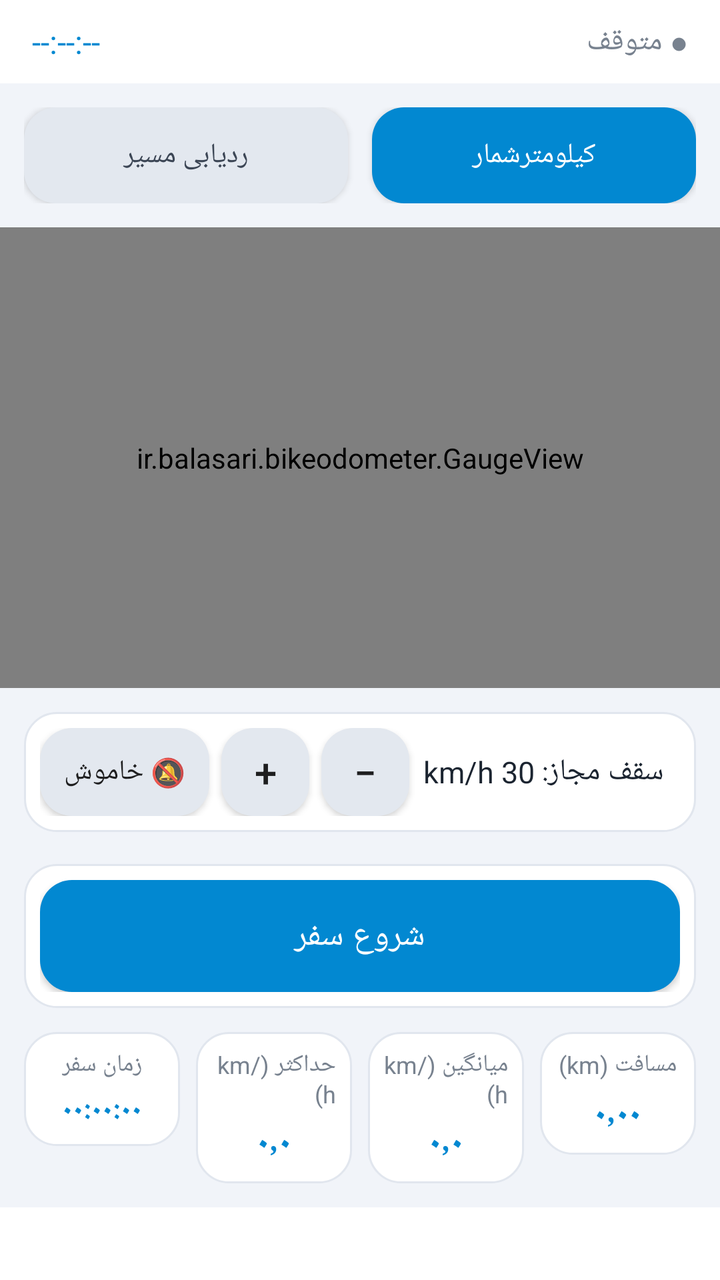
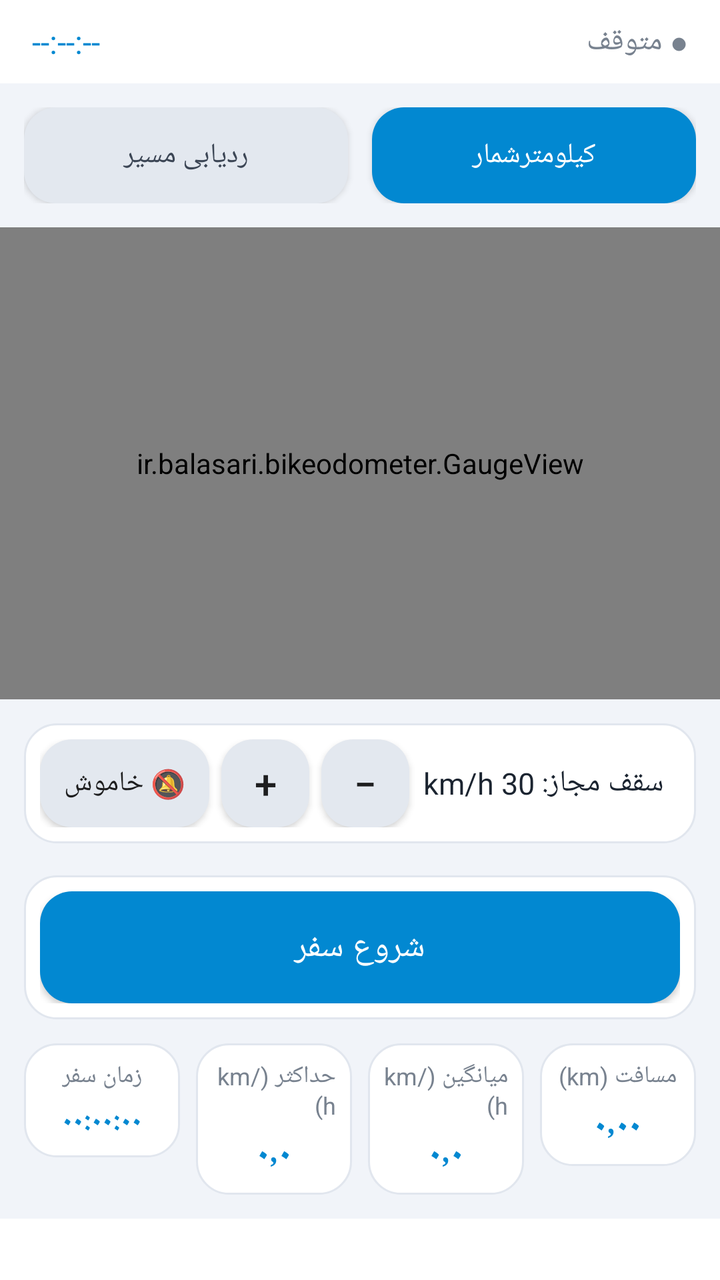

Compare the two renders of this Android layout. The source of the first and the diff that turns it into the second are given below.
<!-- AndroidManifest.xml: application theme android:Theme.Material.Light.NoActionBar -->
<!-- res/layout/activity_main.xml -->
<?xml version="1.0" encoding="utf-8"?>
<LinearLayout xmlns:android="http://schemas.android.com/apk/res/android"
    android:layout_width="match_parent"
    android:layout_height="match_parent"
    android:background="#F1F4F9"
    android:fitsSystemWindows="true"
    android:layoutDirection="rtl"
    android:orientation="vertical">

    <FrameLayout
        android:layout_width="match_parent"
        android:layout_height="0dp"
        android:layout_weight="1">

        
        <LinearLayout
            android:id="@+id/homePage"
            android:layout_width="match_parent"
            android:layout_height="match_parent"
            android:orientation="vertical">

            <LinearLayout
                android:layout_width="match_parent"
                android:layout_height="wrap_content"
                android:background="#FFFFFF"
                android:gravity="center_vertical"
                android:orientation="horizontal"
                android:paddingStart="16dp"
                android:paddingTop="10dp"
                android:paddingEnd="16dp"
                android:paddingBottom="10dp">

                <TextView
                    android:id="@+id/statusText"
                    android:layout_width="0dp"
                    android:layout_height="wrap_content"
                    android:layout_weight="1"
                    android:text="● متوقف"
                    android:textColor="#78828F"
                    android:textSize="15sp" />

                <TextView
                    android:id="@+id/clockText"
                    android:layout_width="wrap_content"
                    android:layout_height="wrap_content"
                    android:text="--:--:--"
                    android:textColor="#0288D1"
                    android:textSize="16sp" />
            </LinearLayout>

            <LinearLayout
                android:layout_width="match_parent"
                android:layout_height="wrap_content"
                android:orientation="horizontal"
                android:padding="12dp">

                <Button
                    android:id="@+id/tabGauge"
                    android:layout_width="0dp"
                    android:layout_height="48dp"
                    android:layout_marginEnd="6dp"
                    android:layout_weight="1"
                    android:background="@drawable/bg_primary"
                    android:text="کیلومترشمار"
                    android:textColor="#FFFFFF" />

                <Button
                    android:id="@+id/tabMap"
                    android:layout_width="0dp"
                    android:layout_height="48dp"
                    android:layout_marginStart="6dp"
                    android:layout_weight="1"
                    android:background="@drawable/bg_tab"
                    android:text="ردیابی مسیر"
                    android:textColor="#3C4655" />
            </LinearLayout>

            <FrameLayout
                android:layout_width="match_parent"
                android:layout_height="0dp"
                android:layout_weight="1">

                <LinearLayout
                    android:id="@+id/gaugePage"
                    android:layout_width="match_parent"
                    android:layout_height="match_parent"
                    android:orientation="vertical">

                    <ir.balasari.bikeodometer.GaugeView
                        android:id="@+id/gauge"
                        android:layout_width="match_parent"
                        android:layout_height="0dp"
                        android:layout_weight="1" />

                    <LinearLayout
                        android:layout_width="match_parent"
                        android:layout_height="wrap_content"
                        android:layout_margin="12dp"
                        android:background="@drawable/bg_card"
                        android:gravity="center_vertical"
                        android:orientation="horizontal"
                        android:padding="8dp">

                        <TextView
                            android:id="@+id/limitText"
                            android:layout_width="0dp"
                            android:layout_height="wrap_content"
                            android:layout_marginStart="8dp"
                            android:layout_weight="1"
                            android:text="سقف مجاز: 30 km/h"
                            android:textColor="#1B2430"
                            android:textSize="15sp" />

                        <Button
                            android:id="@+id/limitMinus"
                            android:layout_width="44dp"
                            android:layout_height="44dp"
                            android:background="@drawable/bg_tab"
                            android:minWidth="0dp"
                            android:minHeight="0dp"
                            android:text="−"
                            android:textSize="20sp" />

                        <Button
                            android:id="@+id/limitPlus"
                            android:layout_width="44dp"
                            android:layout_height="44dp"
                            android:layout_marginStart="6dp"
                            android:background="@drawable/bg_tab"
                            android:minWidth="0dp"
                            android:minHeight="0dp"
                            android:text="+"
                            android:textSize="20sp" />

                        <Button
                            android:id="@+id/limitSwitch"
                            android:layout_width="wrap_content"
                            android:layout_height="44dp"
                            android:layout_marginStart="6dp"
                            android:background="@drawable/bg_tab"
                            android:minWidth="0dp"
                            android:minHeight="0dp"
                            android:paddingStart="12dp"
                            android:paddingEnd="12dp"
                            android:text="🔕 خاموش" />
                    </LinearLayout>
                </LinearLayout>

                <FrameLayout
                    android:id="@+id/mapPage"
                    android:layout_width="match_parent"
                    android:layout_height="match_parent"
                    android:visibility="gone">

                    <org.osmdroid.views.MapView
                        android:id="@+id/map"
                        android:layout_width="match_parent"
                        android:layout_height="match_parent" />

                    <Button
                        android:id="@+id/followButton"
                        android:layout_width="wrap_content"
                        android:layout_height="40dp"
                        android:layout_gravity="top|start"
                        android:layout_margin="12dp"
                        android:background="@drawable/bg_primary"
                        android:minWidth="0dp"
                        android:minHeight="0dp"
                        android:paddingStart="14dp"
                        android:paddingEnd="14dp"
                        android:text="دنبال کردن من"
                        android:textColor="#FFFFFF" />

                    <LinearLayout
                        android:id="@+id/viewBanner"
                        android:layout_width="match_parent"
                        android:layout_height="wrap_content"
                        android:layout_gravity="bottom"
                        android:layout_margin="12dp"
                        android:background="@drawable/bg_card"
                        android:gravity="center_vertical"
                        android:orientation="horizontal"
                        android:padding="8dp"
                        android:visibility="gone">

                        <TextView
                            android:id="@+id/viewBannerText"
                            android:layout_width="0dp"
                            android:layout_height="wrap_content"
                            android:layout_marginStart="8dp"
                            android:layout_weight="1"
                            android:text="سفر"
                            android:textColor="#1B2430"
                            android:textSize="14sp" />

                        <Button
                            android:id="@+id/viewBannerClose"
                            android:layout_width="wrap_content"
                            android:layout_height="40dp"
                            android:background="@drawable/bg_primary"
                            android:minWidth="0dp"
                            android:minHeight="0dp"
                            android:paddingStart="14dp"
                            android:paddingEnd="14dp"
                            android:text="بازگشت به سفر جاری"
                            android:textColor="#FFFFFF" />
                    </LinearLayout>
                </FrameLayout>
            </FrameLayout>

            <LinearLayout
                android:layout_width="match_parent"
                android:layout_height="wrap_content"
                android:layout_marginStart="12dp"
                android:layout_marginTop="4dp"
                android:layout_marginEnd="12dp"
                android:layout_marginBottom="8dp"
                android:background="@drawable/bg_card"
                android:padding="8dp">

                <Button
                    android:id="@+id/rideButton"
                    android:layout_width="match_parent"
                    android:layout_height="56dp"
                    android:background="@drawable/bg_primary"
                    android:text="شروع سفر"
                    android:textColor="#FFFFFF"
                    android:textSize="17sp" />
            </LinearLayout>

            <LinearLayout
                android:layout_width="match_parent"
                android:layout_height="wrap_content"
                android:orientation="horizontal"
                android:paddingStart="8dp"
                android:paddingEnd="8dp"
                android:paddingBottom="8dp">

                <LinearLayout
                    android:layout_width="0dp"
                    android:layout_height="wrap_content"
                    android:layout_margin="4dp"
                    android:layout_weight="1"
                    android:background="@drawable/bg_card"
                    android:gravity="center"
                    android:orientation="vertical"
                    android:padding="8dp">

                    <TextView
                        android:layout_width="wrap_content"
                        android:layout_height="wrap_content"
                        android:text="مسافت (km)"
                        android:textColor="#78828F"
                        android:textSize="12sp" />

                    <TextView
                        android:id="@+id/distanceValueText"
                        android:layout_width="wrap_content"
                        android:layout_height="wrap_content"
                        android:layout_marginTop="4dp"
                        android:text="۰٫۰۰"
                        android:textColor="#0288D1"
                        android:textSize="18sp"
                        android:textStyle="bold" />
                </LinearLayout>

                <LinearLayout
                    android:layout_width="0dp"
                    android:layout_height="wrap_content"
                    android:layout_margin="4dp"
                    android:layout_weight="1"
                    android:background="@drawable/bg_card"
                    android:gravity="center"
                    android:orientation="vertical"
                    android:padding="8dp">

                    <TextView
                        android:layout_width="wrap_content"
                        android:layout_height="wrap_content"
                        android:text="میانگین (km/h)"
                        android:textColor="#78828F"
                        android:textSize="12sp" />

                    <TextView
                        android:id="@+id/avgValueText"
                        android:layout_width="wrap_content"
                        android:layout_height="wrap_content"
                        android:layout_marginTop="4dp"
                        android:text="۰٫۰"
                        android:textColor="#0288D1"
                        android:textSize="18sp"
                        android:textStyle="bold" />
                </LinearLayout>

                <LinearLayout
                    android:layout_width="0dp"
                    android:layout_height="wrap_content"
                    android:layout_margin="4dp"
                    android:layout_weight="1"
                    android:background="@drawable/bg_card"
                    android:gravity="center"
                    android:orientation="vertical"
                    android:padding="8dp">

                    <TextView
                        android:layout_width="wrap_content"
                        android:layout_height="wrap_content"
                        android:text="حداکثر (km/h)"
                        android:textColor="#78828F"
                        android:textSize="12sp" />

                    <TextView
                        android:id="@+id/maxValueText"
                        android:layout_width="wrap_content"
                        android:layout_height="wrap_content"
                        android:layout_marginTop="4dp"
                        android:text="۰٫۰"
                        android:textColor="#0288D1"
                        android:textSize="18sp"
                        android:textStyle="bold" />
                </LinearLayout>

                <LinearLayout
                    android:layout_width="0dp"
                    android:layout_height="wrap_content"
                    android:layout_margin="4dp"
                    android:layout_weight="1"
                    android:background="@drawable/bg_card"
                    android:gravity="center"
                    android:orientation="vertical"
                    android:padding="8dp">

                    <TextView
                        android:layout_width="wrap_content"
                        android:layout_height="wrap_content"
                        android:text="زمان سفر"
                        android:textColor="#78828F"
                        android:textSize="12sp" />

                    <TextView
                        android:id="@+id/tripTimeValue"
                        android:layout_width="wrap_content"
                        android:layout_height="wrap_content"
                        android:layout_marginTop="4dp"
                        android:text="۰۰:۰۰:۰۰"
                        android:textColor="#0288D1"
                        android:textSize="15sp"
                        android:textStyle="bold" />
                </LinearLayout>
            </LinearLayout>
        </LinearLayout>

        
        <LinearLayout
            android:id="@+id/tripsPage"
            android:layout_width="match_parent"
            android:layout_height="match_parent"
            android:orientation="vertical"
            android:visibility="gone">

            <LinearLayout
                android:layout_width="match_parent"
                android:layout_height="wrap_content"
                android:background="#FFFFFF"
                android:gravity="center_vertical"
                android:orientation="horizontal"
                android:padding="12dp">

                <TextView
                    android:layout_width="0dp"
                    android:layout_height="wrap_content"
                    android:layout_weight="1"
                    android:text="سفرها"
                    android:textColor="#1B2430"
                    android:textSize="18sp"
                    android:textStyle="bold" />

                <Button
                    android:id="@+id/exportButton"
                    android:layout_width="wrap_content"
                    android:layout_height="40dp"
                    android:background="@drawable/bg_tab"
                    android:minWidth="0dp"
                    android:minHeight="0dp"
                    android:paddingStart="14dp"
                    android:paddingEnd="14dp"
                    android:text="خروجی CSV"
                    android:textColor="#3C4655" />
            </LinearLayout>

            <TextView
                android:id="@+id/tripsEmpty"
                android:layout_width="match_parent"
                android:layout_height="wrap_content"
                android:gravity="center"
                android:padding="32dp"
                android:text="هنوز سفری ذخیره نشده است."
                android:textColor="#78828F"
                android:textSize="15sp" />

            <ListView
                android:id="@+id/tripsList"
                android:layout_width="match_parent"
                android:layout_height="0dp"
                android:layout_weight="1" />
        </LinearLayout>

        
        <ScrollView
            android:id="@+id/recordsPage"
            android:layout_width="match_parent"
            android:layout_height="match_parent"
            android:visibility="gone">

            <LinearLayout
                android:id="@+id/recordsContainer"
                android:layout_width="match_parent"
                android:layout_height="wrap_content"
                android:orientation="vertical"
                android:padding="12dp" />
        </ScrollView>
    </FrameLayout>

    
    <LinearLayout
        android:layout_width="match_parent"
        android:layout_height="wrap_content"
        android:background="#FFFFFF"
        android:orientation="horizontal">

        <TextView
            android:id="@+id/navHome"
            android:layout_width="0dp"
            android:layout_height="wrap_content"
            android:layout_weight="1"
            android:gravity="center"
            android:padding="10dp"
            android:textSize="12sp" />

        <TextView
            android:id="@+id/navTrips"
            android:layout_width="0dp"
            android:layout_height="wrap_content"
            android:layout_weight="1"
            android:gravity="center"
            android:padding="10dp"
            android:textSize="12sp" />

        <TextView
            android:id="@+id/navRecords"
            android:layout_width="0dp"
            android:layout_height="wrap_content"
            android:layout_weight="1"
            android:gravity="center"
            android:padding="10dp"
            android:textSize="12sp" />
    </LinearLayout>
</LinearLayout>
<!-- resources referenced by this layout -->
<resources>
  <!-- drawable bg_card (drawable) -->
  <?xml version="1.0" encoding="utf-8"?>
  <shape xmlns:android="http://schemas.android.com/apk/res/android" android:shape="rectangle">
      <solid android:color="#FFFFFF"/>
      <corners android:radius="16dp"/>
      <stroke android:width="1dp" android:color="#E1E6EE"/>
  </shape>
  <!-- drawable bg_primary (drawable) -->
  <?xml version="1.0" encoding="utf-8"?>
  <shape xmlns:android="http://schemas.android.com/apk/res/android" android:shape="rectangle">
      <solid android:color="#0288D1"/>
      <corners android:radius="16dp"/>
  </shape>
  <!-- drawable bg_tab (drawable) -->
  <?xml version="1.0" encoding="utf-8"?>
  <shape xmlns:android="http://schemas.android.com/apk/res/android" android:shape="rectangle">
      <solid android:color="#E3E8EF"/>
      <corners android:radius="16dp"/>
  </shape>
</resources>

<!-- the commit's change to res/layout/activity_main.xml (unified diff, before → after) -->
@@ -434,8 +434,26 @@
             android:layout_height="wrap_content"
             android:layout_weight="1"
             android:gravity="center"
-            android:padding="10dp"
-            android:textSize="12sp" />
+            android:padding="8dp"
+            android:textSize="11sp" />
+
+        <TextView
+            android:id="@+id/navHud"
+            android:layout_width="0dp"
+            android:layout_height="wrap_content"
+            android:layout_weight="1"
+            android:gravity="center"
+            android:padding="8dp"
+            android:textSize="11sp" />
+
+        <TextView
+            android:id="@+id/navHolder"
+            android:layout_width="0dp"
+            android:layout_height="wrap_content"
+            android:layout_weight="1"
+            android:gravity="center"
+            android:padding="8dp"
+            android:textSize="11sp" />
 
         <TextView
             android:id="@+id/navTrips"
@@ -443,8 +461,8 @@
             android:layout_height="wrap_content"
             android:layout_weight="1"
             android:gravity="center"
-            android:padding="10dp"
-            android:textSize="12sp" />
+            android:padding="8dp"
+            android:textSize="11sp" />
 
         <TextView
             android:id="@+id/navRecords"
@@ -452,7 +470,7 @@
             android:layout_height="wrap_content"
             android:layout_weight="1"
             android:gravity="center"
-            android:padding="10dp"
-            android:textSize="12sp" />
+            android:padding="8dp"
+            android:textSize="11sp" />
     </LinearLayout>
 </LinearLayout>
